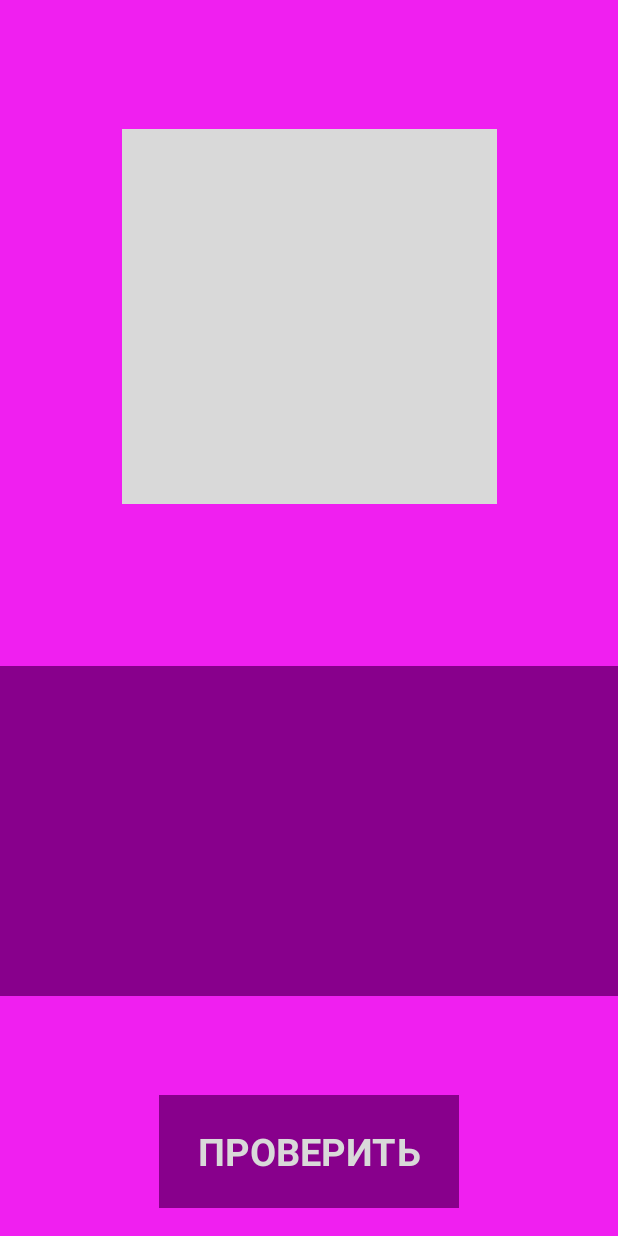
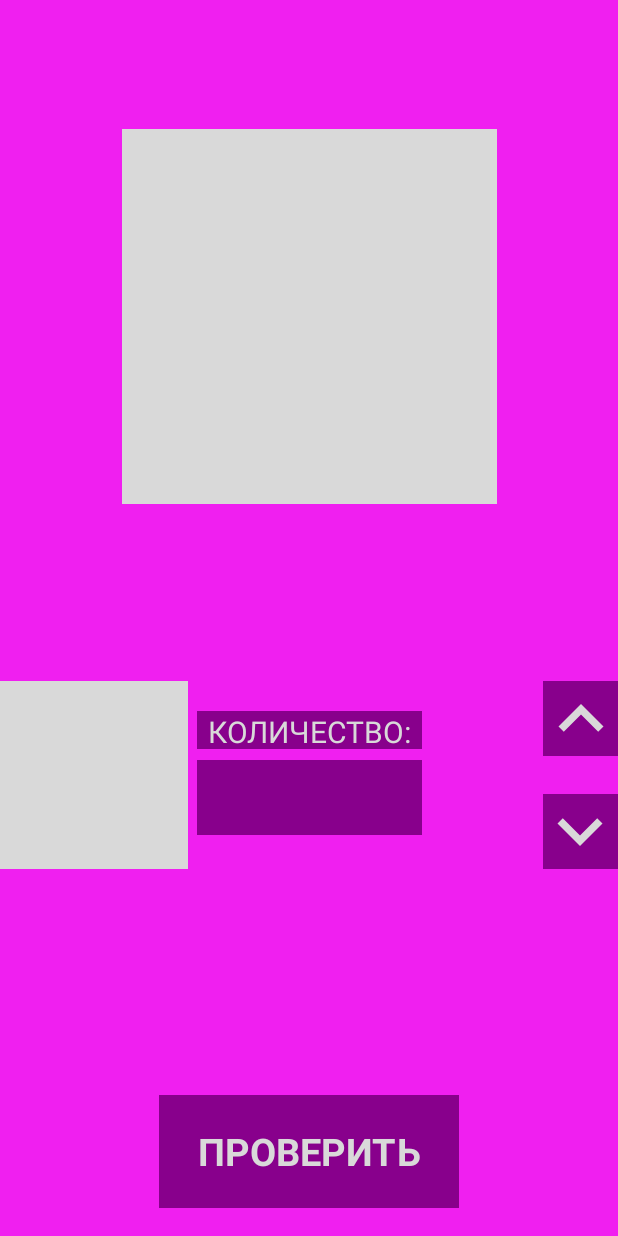
Before and after one commit to L1ghtSaber/MindfulnessGame, an Android app: the layout activity_main.xml on its own in the app's theme, with its tools: preview values and no code run, on a phone screen of 412 x 824 dp. Run offline under Robolectric (Android 15) with nearby library versions, the light colour scheme and no system bars.

Commit message:
кардинально изменена система ответов, чтобы устранить серьёзнейший баг

```diff
--- a/app/src/main/AndroidManifest.xml
+++ b/app/src/main/AndroidManifest.xml
@@ -20,7 +20,8 @@
         <activity
             android:name=".MainActivity"
             android:exported="false"
-            android:screenOrientation="portrait" />
+            android:windowSoftInputMode="adjustNothing"
+            android:screenOrientation="portrait"/>
         <activity
             android:name=".MainMenuActivity"
             android:exported="true"
--- /dev/null
+++ b/app/src/main/res/drawable/arrow.xml
@@ -0,0 +1,11 @@
+<vector
+    android:height="60dp"
+    android:tint="#d9d9d9"
+    android:viewportHeight="24"
+    android:viewportWidth="24"
+    android:width="60dp"
+    xmlns:android="http://schemas.android.com/apk/res/android">
+    <path
+        android:fillColor="@android:color/white"
+        android:pathData="M7.41,15.41L12,10.83l4.59,4.58L18,14l-6,-6 -6,6z"/>
+</vector>
--- a/app/src/main/res/layout/activity_main.xml
+++ b/app/src/main/res/layout/activity_main.xml
@@ -22,19 +22,97 @@
         app:layout_constraintTop_toTopOf="parent"
         app:layout_constraintVertical_bias="0.15"/>
 
-    <ListView
-        android:id="@+id/answers_LV"
-        android:layout_width="match_parent"
-        android:layout_height="220dp"
-        android:background="#88008c"
-        android:dividerHeight="0dp"
-        android:divider="@android:color/transparent"
-        app:layout_constraintBottom_toBottomOf="parent"
-        app:layout_constraintHorizontal_bias="0"
-        app:layout_constraintLeft_toLeftOf="parent"
-        app:layout_constraintRight_toRightOf="parent"
-        app:layout_constraintTop_toTopOf="parent"
-        app:layout_constraintVertical_bias="0.735"/>
+
+        <androidx.constraintlayout.widget.ConstraintLayout
+            android:layout_width="match_parent"
+            android:layout_height="125dp"
+            android:background="#f01ff0"
+            app:layout_constraintBottom_toBottomOf="parent"
+            app:layout_constraintHorizontal_bias="0.0"
+            app:layout_constraintLeft_toLeftOf="parent"
+            app:layout_constraintRight_toRightOf="parent"
+            app:layout_constraintTop_toTopOf="parent"
+            app:layout_constraintVertical_bias="0.65">
+
+
+            <TextView
+                android:layout_width="150dp"
+                android:layout_height="25dp"
+                android:background="#88008c"
+                android:text="@string/amount"
+                android:textAlignment="center"
+                android:textColor="#d9d9d9"
+                android:textSize="20sp"
+                app:layout_constraintBottom_toBottomOf="parent"
+                app:layout_constraintHorizontal_bias="0.5"
+                app:layout_constraintLeft_toLeftOf="parent"
+                app:layout_constraintRight_toRightOf="parent"
+                app:layout_constraintTop_toTopOf="parent"
+                app:layout_constraintVertical_bias="0.2" />
+
+            <EditText
+                android:id="@+id/answer_amount_ET"
+                android:layout_width="150dp"
+                android:layout_height="50dp"
+                android:background="#88008c"
+                android:inputType="number"
+                android:textAlignment="center"
+                android:textColor="#d9d9d9"
+                app:layout_constraintBottom_toBottomOf="parent"
+                app:layout_constraintHorizontal_bias="0.5"
+                app:layout_constraintLeft_toLeftOf="parent"
+                app:layout_constraintRight_toRightOf="parent"
+                app:layout_constraintTop_toTopOf="parent"
+                app:layout_constraintVertical_bias="0.7" />
+
+            <ImageView
+                android:id="@+id/answer_image_IV"
+                android:layout_width="125dp"
+                android:layout_height="125dp"
+                android:background="#d9d9d9"
+                app:layout_constraintBottom_toBottomOf="parent"
+                app:layout_constraintHorizontal_bias="0.0"
+                app:layout_constraintLeft_toLeftOf="parent"
+                app:layout_constraintRight_toRightOf="parent"
+                app:layout_constraintTop_toTopOf="parent"
+                app:layout_constraintVertical_bias="0.0"/>
+
+            <ImageButton
+                android:id="@+id/previous_image_IB"
+                android:layout_width="50dp"
+                android:layout_height="50dp"
+                android:background="#88008c"
+                android:src="@drawable/arrow"
+                app:layout_constraintBottom_toBottomOf="parent"
+                app:layout_constraintHorizontal_bias="1"
+                app:layout_constraintLeft_toLeftOf="parent"
+                app:layout_constraintRight_toRightOf="parent"
+                app:layout_constraintTop_toTopOf="parent"
+                app:layout_constraintVertical_bias="0"
+                android:onClick="changeLevelImage"/>
+
+            <ImageButton
+                android:id="@+id/next_image_IB"
+                android:layout_width="50dp"
+                android:layout_height="50dp"
+                android:background="#88008c"
+                android:src="@drawable/arrow"
+                android:rotation="180"
+                app:layout_constraintBottom_toBottomOf="parent"
+                app:layout_constraintHorizontal_bias="1"
+                app:layout_constraintLeft_toLeftOf="parent"
+                app:layout_constraintRight_toRightOf="parent"
+                app:layout_constraintTop_toTopOf="parent"
+                app:layout_constraintVertical_bias="1"
+                android:onClick="changeLevelImage"/>
+
+            <ImageButton
+                android:id="@+id/hide_IB"
+                android:layout_width="match_parent"
+                android:layout_height="match_parent"
+                android:background="@mipmap/it_cube_logo_background"/>
+
+        </androidx.constraintlayout.widget.ConstraintLayout>
 
     <FrameLayout
         android:layout_width="200dp"
--- a/app/src/main/res/layout/activity_main_menu.xml
+++ b/app/src/main/res/layout/activity_main_menu.xml
@@ -55,7 +55,7 @@
     <ImageButton
         android:layout_width="100dp"
         android:layout_height="100dp"
-        android:src="@drawable/ic_baseline_settings_24"
+        android:src="@drawable/settings"
         android:background="#f01ff0"
         app:layout_constraintBottom_toBottomOf="parent"
         app:layout_constraintHorizontal_bias="0.0"
--- a/app/src/main/res/values/strings.xml
+++ b/app/src/main/res/values/strings.xml
@@ -5,7 +5,6 @@
     <string name="main_menu">ГЛАВНОЕ МЕНЮ</string>
     <string name="choose_level">ВЫБЕРИТЕ УРОВЕНЬ</string>
     <string name="choose">ВЫБРАТЬ</string>
+    <string name="amount">КОЛИЧЕСТВО:</string>
     <string name="check">ПРОВЕРИТЬ</string>
-    <string name="amount">КОЛИЧЕСТВО:</string>
-    <string name="save">СОХРАНИТЬ</string>
 </resources>
```
Also changed, not shown: app/src/main/java/com/example/mindfulnessgame/LevelsActivity.java (+4 -10 lines), app/src/main/java/com/example/mindfulnessgame/MainActivity.java (+109 -60 lines), app/src/main/res/layout/answer_item.xml (deleted, +0 -112 lines), app/src/main/res/drawable/cross.xml (renamed from app/src/main/res/drawable/ic_baseline_close_24.xml), app/src/main/res/drawable/selection.xml (renamed from app/src/main/res/drawable/ic_baseline_crop_din_100.xml), app/src/main/res/drawable/settings.xml (renamed from app/src/main/res/drawable/ic_baseline_settings_24.xml).
